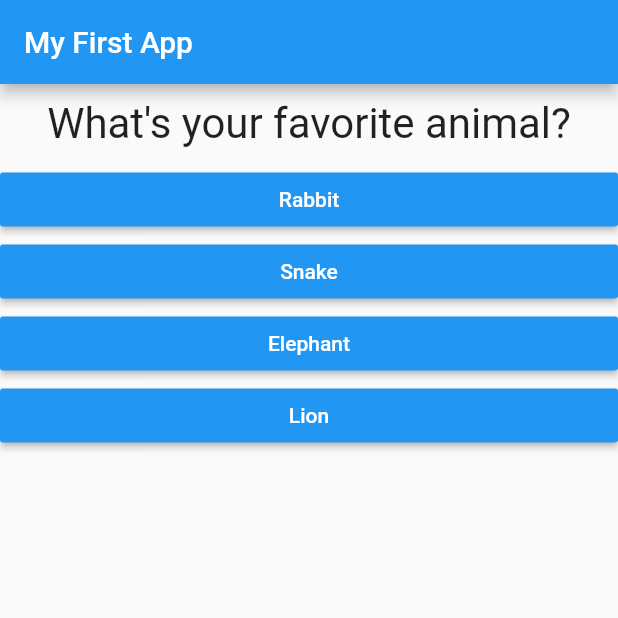
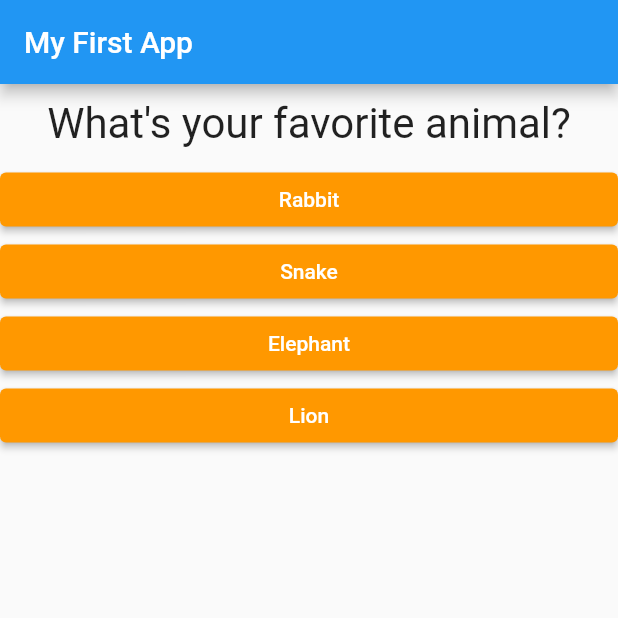
Before and after one commit to Danevandy99/Flutter-Quiz-App, a Flutter app: the screen it shows after launch, after a tap on "Black", on a phone screen of 412 x 824 dp, the top half of it. Run offline on Flutter 3.47's test engine with Material 2 defaults, Android fonts, the phone set to English and light mode, and no system bars.

Commit message:
End of module

```diff
--- a/lib/answer.dart
+++ b/lib/answer.dart
@@ -1,7 +1,7 @@
 import 'package:flutter/material.dart';
 
 class Answer extends StatelessWidget {
-  final Function selectHandler;
+  final VoidCallback selectHandler;
   final String answerText;
 
   Answer(this.selectHandler, String this.answerText);
@@ -10,9 +10,15 @@ class Answer extends StatelessWidget {
   Widget build(BuildContext context) {
     return Container(
       width: double.infinity,
-      child: RaisedButton(
-        color: Colors.blue,
-        textColor: Colors.white,
+      child: ElevatedButton(
+        // style: ButtonStyle(
+        //   backgroundColor: MaterialStateProperty.all(Colors.blue),
+        //   foregroundColor: MaterialStateProperty.all(Colors.white)
+        // ),
+        style: ElevatedButton.styleFrom(
+          primary: Colors.orange,
+          onPrimary: Colors.white,
+        ),
         child: Text(answerText),
         onPressed: selectHandler,
       ),
--- a/lib/main.dart
+++ b/lib/main.dart
@@ -1,6 +1,6 @@
 import 'package:flutter/material.dart';
-import './question.dart';
-import './answer.dart';
+import './quiz.dart';
+import './result.dart';
 
 // void main() {
 //   runApp(MyApp());
@@ -16,46 +16,74 @@ class MyApp extends StatefulWidget {
 }
 
 class _MyAppState extends State<MyApp> {
+  final _questions = const [
+    {
+      'questionText': 'What\'s your favorite color?',
+      'answers': [
+        {'text': 'Black', 'score': 10},
+        {'text': 'Red', 'score': 5},
+        {'text': 'Green', 'score': 3},
+        {'text': 'White', 'score': 1},
+      ],
+    },
+    {
+      'questionText': 'What\'s your favorite animal?',
+      'answers': [
+        {'text': 'Rabbit', 'score': 3},
+        {'text': 'Snake', 'score': 11},
+        {'text': 'Elephant', 'score': 5},
+        {'text': 'Lion', 'score': 9},
+      ],
+    },
+    {
+      'questionText': 'Who\'s your favorite instructor?',
+      'answers': [
+        {'text': 'Max', 'score': 1},
+        {'text': 'Max', 'score': 1},
+        {'text': 'Max', 'score': 1},
+        {'text': 'Max', 'score': 1},
+      ],
+    },
+  ];
   var _questionIndex = 0;
-  void _answerQuestion() {
+  var _totalScore = 0;
+
+  void _resetQuiz() {
+    setState(() {
+      _questionIndex = 0;
+      _totalScore = 0;
+    });
+  }
+
+  void _answerQuestion(int score) {
+    _totalScore += score;
     setState(() {
       _questionIndex++;
     });
     print(_questionIndex);
+    if (_questionIndex < _questions.length) {
+      print('We have more questions');
+    } else {
+      print('No more questions');
+    }
   }
 
   @override
   Widget build(BuildContext context) {
-    const questions = [
-      {
-        'questionText': 'What\'s your favorite color?',
-        'answers': ['Black', 'Red', 'Green', 'White']
-      },
-      {
-        'questionText': 'What\'s your favorite animal?',
-        'answers': ['Rabbit', 'Snake', 'Elephant', 'Lion']
-      },
-      {
-        'questionText': 'Who\'s your favorite instructor?',
-        'answers': ['Max', 'Max', 'Max', 'Max']
-      }
-    ];
-
     return MaterialApp(
       home: Scaffold(
-        appBar: AppBar(
-          title: Text('My First App'),
-        ),
-        body: Column(
-          children: <Widget>[
-            Question(questions[_questionIndex]['questionText']),
-            ...(questions[_questionIndex]['answers'] as List<String>)
-                .map((answer) {
-              return Answer(_answerQuestion, answer);
-            }).toList()
-          ],
-        ),
-      ),
+          appBar: AppBar(
+            title: Text('My First App'),
+          ),
+          body: _questionIndex < _questions.length
+              ? Quiz(
+                  answerQuestion: _answerQuestion,
+                  questionIndex: _questionIndex,
+                  questions: _questions)
+              : Result(
+                  resultScore: _totalScore,
+                  resetHandler: _resetQuiz,
+                )),
     );
   }
 }
--- /dev/null
+++ b/lib/quiz.dart
@@ -0,0 +1,28 @@
+import 'package:flutter/material.dart';
+import './question.dart';
+import './answer.dart';
+
+class Quiz extends StatelessWidget {
+
+  final List<Map<String, Object>> questions;
+  final int questionIndex;
+  final Function answerQuestion;
+
+  Quiz({
+    required this.questions,
+    required this.answerQuestion,
+    required this.questionIndex
+    });
+
+  @override
+  Widget build(BuildContext context) {
+    return Column(
+      children: <Widget>[
+        Question(questions[questionIndex]['questionText'] as String),
+        ...(questions[questionIndex]['answers'] as List<Map<String, Object>>).map((answer) {
+          return Answer(() => answerQuestion(answer['score'] as int), answer['text'] as String);
+        }).toList()
+      ],
+    );
+  }
+}
--- a/pubspec.yaml
+++ b/pubspec.yaml
@@ -18,7 +18,7 @@ publish_to: 'none' # Remove this line if you wish to publish to pub.dev
 version: 1.0.0+1
 
 environment:
-  sdk: ">=2.11.0 <3.0.0"
+  sdk: ">=2.12.0 <3.0.0"
 
 dependencies:
   flutter:
```
Also changed, not shown: lib/result.dart (added, +47 -0 lines).
